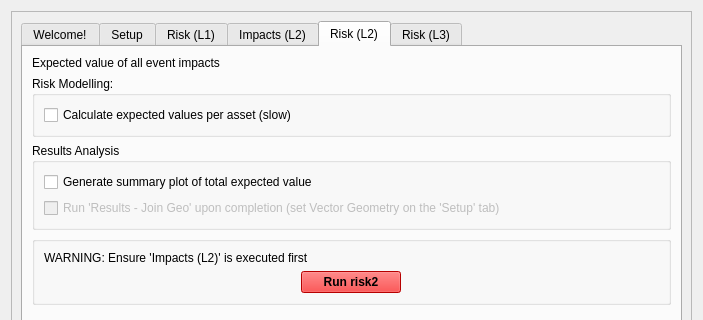
The window that canflood/model/model.ui (NRCan/CanFlood) describes before a commit, drawn with Qt 5; both pictures show x 0 to 703 and y 0 to 320 of the 703 by 897 pixel window.
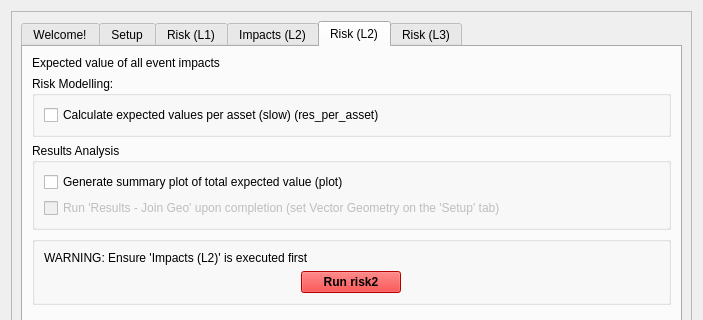
The same window after the commit. The open tabs and pages were chosen to show the change. Icons and pictures are not drawn. Custom widgets are drawn as their Qt base class.

```diff
--- a/canflood/model/model.ui
+++ b/canflood/model/model.ui
@@ -1371,7 +1371,7 @@
               <item>
                <widget class="QCheckBox" name="checkBox_r2rpa">
                 <property name="text">
-                 <string>Calculate expected values per asset (slow)</string>
+                 <string>Calculate expected values per asset (slow) (res_per_asset)</string>
                 </property>
                </widget>
               </item>
@@ -1387,7 +1387,7 @@
               <item>
                <widget class="QCheckBox" name="checkBox_r2plot">
                 <property name="text">
-                 <string>Generate summary plot of total expected value</string>
+                 <string>Generate summary plot of total expected value (plot)</string>
                 </property>
                </widget>
               </item>
```
Left out of the diff: 2 changed lines with no effect on the pictures.
